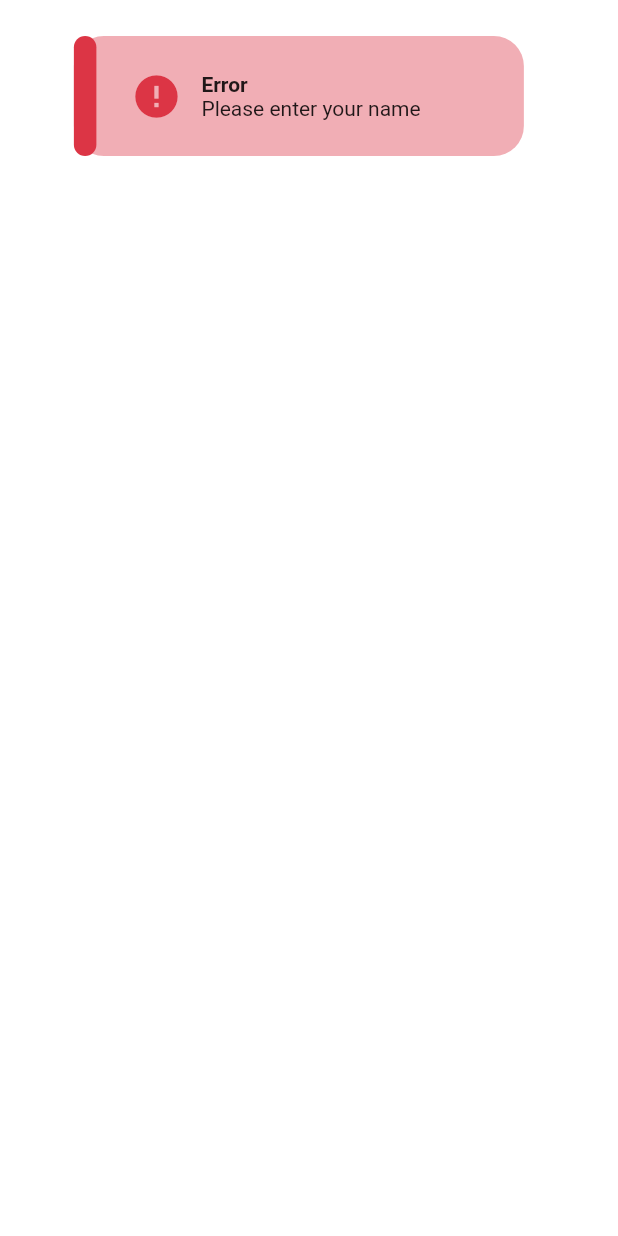
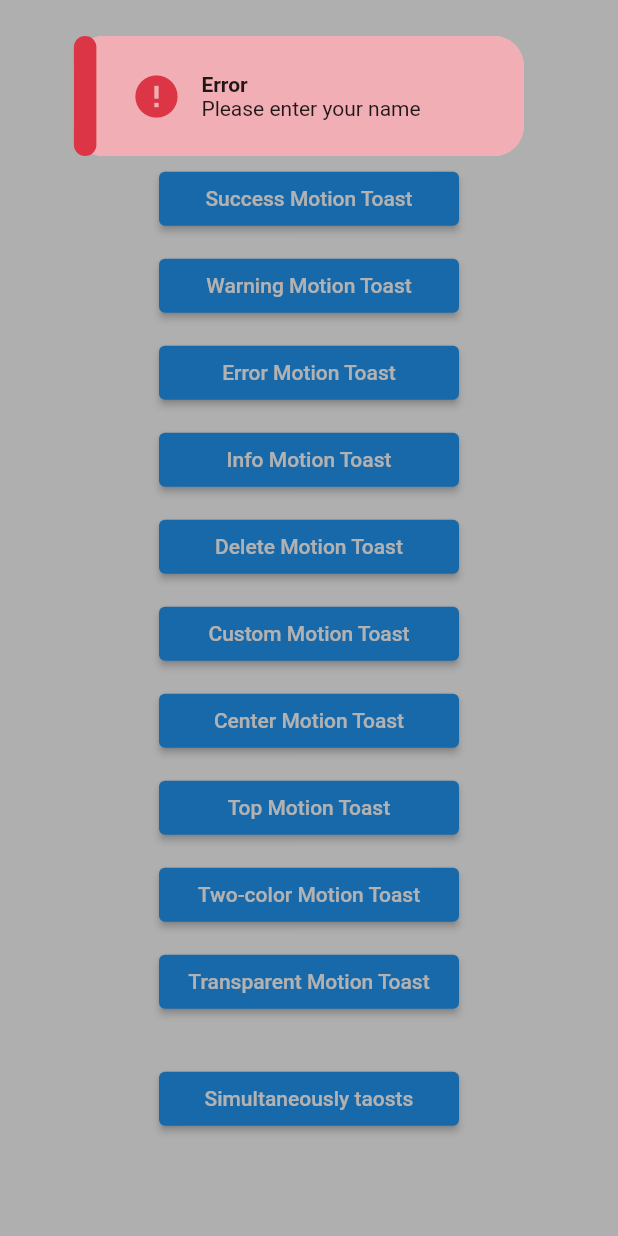
Before and after one commit to koukibadr/Motion-Toast, a Flutter app: the screen it shows after launch, after a tap on "Error Motion Toast", on a phone screen of 412 x 824 dp. Run offline on Flutter 3.47's test engine with Material 2 defaults, Android fonts, the phone set to English and light mode, and no system bars.

Commit message:
add barrier color attribute

```diff
--- a/example/lib/main.dart
+++ b/example/lib/main.dart
@@ -234,6 +234,7 @@ class _HomePageState extends State<HomePage> {
       description: Text('Please enter your name'),
       animationType: ANIMATION.fromLeft,
       position: MOTION_TOAST_POSITION.top,
+      barrierColor: Colors.black.withOpacity(0.3),
       width: 300,
     ).show(context);
   }
--- a/lib/motion_toast.dart
+++ b/lib/motion_toast.dart
@@ -40,6 +40,7 @@ class MotionToast extends StatefulWidget {
     this.dismissable = true,
     this.secondaryColor,
     this.backgroundType = BACKGROUND_TYPE.lighter,
+    this.barrierColor = Colors.transparent,
   }) : super(key: key) {
     _assertValidValues();
     motionToastType = MOTION_TOAST_TYPE.custom;
@@ -76,6 +77,7 @@ class MotionToast extends StatefulWidget {
     this.borderRadius = 20,
     this.onClose,
     this.dismissable = true,
+    this.barrierColor = Colors.transparent,
   }) : super(key: key) {
     motionToastType = MOTION_TOAST_TYPE.success;
     _assertValidValues();
@@ -112,6 +114,7 @@ class MotionToast extends StatefulWidget {
     this.borderRadius = 20,
     this.onClose,
     this.dismissable = true,
+    this.barrierColor = Colors.transparent,
   }) : super(key: key) {
     motionToastType = MOTION_TOAST_TYPE.warning;
     _assertValidValues();
@@ -148,6 +151,7 @@ class MotionToast extends StatefulWidget {
     this.borderRadius = 20,
     this.onClose,
     this.dismissable = true,
+    this.barrierColor = Colors.transparent,
   }) : super(key: key) {
     motionToastType = MOTION_TOAST_TYPE.error;
     _assertValidValues();
@@ -184,6 +188,7 @@ class MotionToast extends StatefulWidget {
     this.borderRadius = 20,
     this.onClose,
     this.dismissable = true,
+    this.barrierColor = Colors.transparent,
   }) : super(key: key) {
     motionToastType = MOTION_TOAST_TYPE.info;
     _assertValidValues();
@@ -220,6 +225,7 @@ class MotionToast extends StatefulWidget {
     this.borderRadius = 20,
     this.onClose,
     this.dismissable = true,
+    this.barrierColor = Colors.transparent,
   }) : super(key: key) {
     motionToastType = MOTION_TOAST_TYPE.delete;
     _assertValidValues();
@@ -380,6 +386,9 @@ class MotionToast extends StatefulWidget {
   ///applied on bottom motion toast
   final bool dismissable;
 
+  //TODO add missing code documentation
+  final Color barrierColor;
+
   ///Display the created motion toast based on the [position] attribute
   ///[context]: the actual context of the application
   ///
@@ -390,7 +399,7 @@ class MotionToast extends StatefulWidget {
         Navigator.of(context).push(
           PageRouteBuilder<Widget>(
             fullscreenDialog: false,
-            barrierColor: Colors.white,
+            barrierColor: barrierColor,
             pageBuilder: (BuildContext context, _, __) => this,
             opaque: false,
             barrierDismissible: true,
@@ -401,7 +410,7 @@ class MotionToast extends StatefulWidget {
         showModalBottomSheet(
           isDismissible: dismissable,
           backgroundColor: Colors.white.withOpacity(0),
-          barrierColor: Colors.transparent,
+          barrierColor: barrierColor,
           context: context,
           builder: (_) => this,
         );
```
